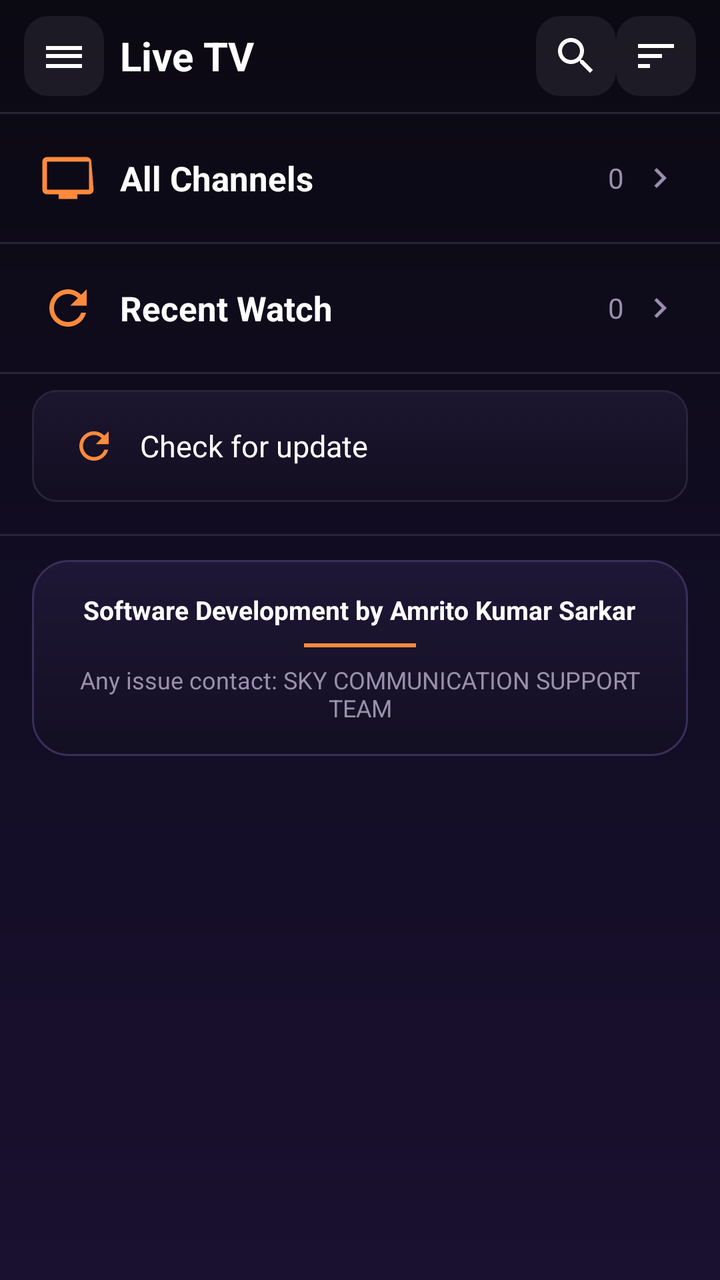
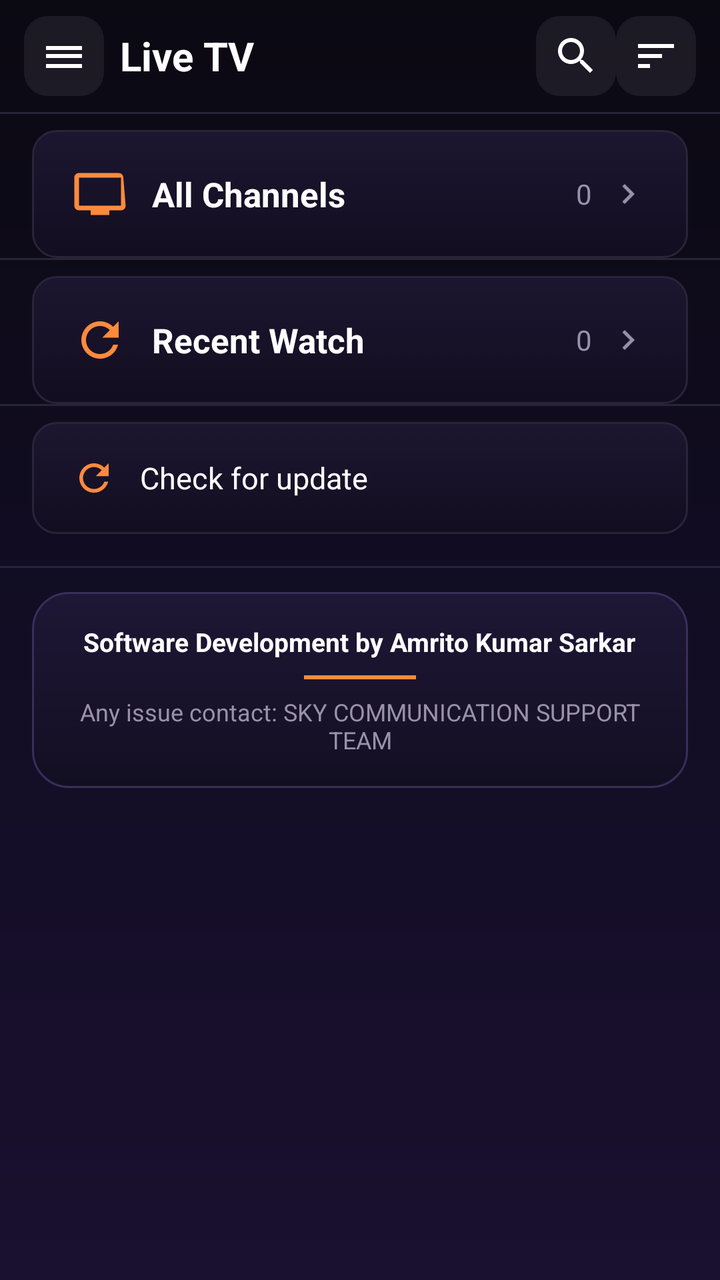

Compare the two renders of this Android layout. The source of the first and the diff that turns it into the second are given below.
<!-- AndroidManifest.xml: application theme Theme.IPTVPlayer -->
<!-- res/layout/activity_main.xml -->
<?xml version="1.0" encoding="utf-8"?>
<LinearLayout
    xmlns:android="http://schemas.android.com/apk/res/android"
    xmlns:app="http://schemas.android.com/apk/res-auto"
    android:layout_width="match_parent"
    android:layout_height="match_parent"
    android:orientation="vertical"
    android:background="@drawable/bg_app_gradient">

    
    <LinearLayout
        android:layout_width="match_parent"
        android:layout_height="56dp"
        android:orientation="horizontal"
        android:gravity="center_vertical"
        android:paddingHorizontal="12dp"
        android:background="@android:color/transparent">

        <ImageButton
            android:id="@+id/btnMenu"
            android:layout_width="40dp"
            android:layout_height="40dp"
            android:background="@drawable/bg_icon_chip"
            android:src="@drawable/ic_menu"
            android:tint="@color/colorChannelName"
            android:contentDescription="Menu"
            android:focusable="true" />

        <TextView
            android:layout_width="0dp"
            android:layout_height="wrap_content"
            android:layout_weight="1"
            android:layout_marginStart="8dp"
            android:text="@string/live_tv"
            android:textColor="@color/colorChannelName"
            android:textSize="20sp"
            android:textStyle="bold" />

        <ImageButton
            android:id="@+id/btnSearch"
            android:layout_width="40dp"
            android:layout_height="40dp"
            android:background="@drawable/bg_icon_chip"
            android:src="@drawable/ic_search"
            android:tint="@color/colorChannelName"
            android:contentDescription="Search"
            android:focusable="true" />

        <ImageButton
            android:id="@+id/btnSort"
            android:layout_width="40dp"
            android:layout_height="40dp"
            android:background="@drawable/bg_icon_chip"
            android:src="@drawable/ic_sort"
            android:tint="@color/colorChannelName"
            android:contentDescription="Sort"
            android:focusable="true" />

    </LinearLayout>

    
    <View
        android:layout_width="match_parent"
        android:layout_height="1dp"
        android:background="@color/colorDivider" />

    
    <LinearLayout
        android:id="@+id/rowAllChannels"
        android:layout_width="match_parent"
        android:layout_height="64dp"
        android:orientation="horizontal"
        android:gravity="center_vertical"
        android:paddingHorizontal="20dp"
        android:focusable="true"
        android:focusableInTouchMode="false"
        android:nextFocusDown="@id/rowRecentWatch"
        android:background="@drawable/bg_row_selector">

        <ImageView
            android:layout_width="28dp"
            android:layout_height="28dp"
            android:src="@drawable/ic_tv"
            android:tint="@color/colorOrange"
            android:layout_marginEnd="12dp" />

        <TextView
            android:layout_width="0dp"
            android:layout_height="wrap_content"
            android:layout_weight="1"
            android:text="@string/all_channels"
            android:textColor="@color/colorChannelName"
            android:textSize="17sp"
            android:textStyle="bold" />

        <TextView
            android:id="@+id/tvAllCount"
            android:layout_width="wrap_content"
            android:layout_height="wrap_content"
            android:text="0"
            android:textColor="@color/colorSubText"
            android:textSize="14sp"
            android:layout_marginEnd="8dp" />

        <ImageView
            android:layout_width="20dp"
            android:layout_height="20dp"
            android:src="@drawable/ic_arrow_forward"
            android:tint="@color/colorSubText" />

    </LinearLayout>

    
    <View
        android:layout_width="match_parent"
        android:layout_height="1dp"
        android:background="@color/colorDivider" />

    
    <LinearLayout
        android:id="@+id/rowRecentWatch"
        android:layout_width="match_parent"
        android:layout_height="64dp"
        android:orientation="horizontal"
        android:gravity="center_vertical"
        android:paddingHorizontal="20dp"
        android:focusable="true"
        android:focusableInTouchMode="false"
        android:nextFocusUp="@id/rowAllChannels"
        android:background="@drawable/bg_row_selector">

        <ImageView
            android:layout_width="28dp"
            android:layout_height="28dp"
            android:src="@drawable/ic_refresh"
            android:tint="@color/colorOrange"
            android:layout_marginEnd="12dp" />

        <TextView
            android:layout_width="0dp"
            android:layout_height="wrap_content"
            android:layout_weight="1"
            android:text="@string/recent_watch"
            android:textColor="@color/colorChannelName"
            android:textSize="17sp"
            android:textStyle="bold" />

        <TextView
            android:id="@+id/tvRecentCount"
            android:layout_width="wrap_content"
            android:layout_height="wrap_content"
            android:text="0"
            android:textColor="@color/colorSubText"
            android:textSize="14sp"
            android:layout_marginEnd="8dp" />

        <ImageView
            android:layout_width="20dp"
            android:layout_height="20dp"
            android:src="@drawable/ic_arrow_forward"
            android:tint="@color/colorSubText" />

    </LinearLayout>

    
    <View
        android:layout_width="match_parent"
        android:layout_height="1dp"
        android:background="@color/colorDivider" />

    
    <LinearLayout
        android:id="@+id/rowCheckUpdate"
        android:layout_width="match_parent"
        android:layout_height="56dp"
        android:layout_marginStart="16dp"
        android:layout_marginEnd="16dp"
        android:layout_marginTop="8dp"
        android:background="@drawable/bg_update_row"
        android:clickable="true"
        android:focusable="true"
        android:gravity="center_vertical"
        android:orientation="horizontal"
        android:paddingHorizontal="20dp">

        <ImageView
            android:layout_width="22dp"
            android:layout_height="22dp"
            android:layout_marginEnd="12dp"
            android:src="@drawable/ic_refresh"
            android:tint="@color/colorOrange" />

        <TextView
            android:layout_width="0dp"
            android:layout_height="wrap_content"
            android:layout_weight="1"
            android:text="@string/check_for_update"
            android:textColor="@color/colorChannelName"
            android:textSize="15sp" />

        <TextView
            android:id="@+id/tvAppVersion"
            android:layout_width="wrap_content"
            android:layout_height="wrap_content"
            android:textColor="@color/colorSubText"
            android:textSize="12sp" />

    </LinearLayout>

    
    <TextView
        android:id="@+id/tvCheckResult"
        android:layout_width="match_parent"
        android:layout_height="wrap_content"
        android:layout_marginStart="16dp"
        android:layout_marginEnd="16dp"
        android:layout_marginTop="8dp"
        android:background="@drawable/bg_status_gradient"
        android:gravity="center"
        android:padding="10dp"
        android:textColor="@color/colorOrange"
        android:textSize="12sp"
        android:visibility="gone" />

    
    <TextView
        android:id="@+id/tvUpdateStatus"
        android:layout_width="match_parent"
        android:layout_height="wrap_content"
        android:layout_marginStart="16dp"
        android:layout_marginEnd="16dp"
        android:layout_marginTop="8dp"
        android:padding="10dp"
        android:textColor="@color/colorOrange"
        android:textSize="13sp"
        android:gravity="center"
        android:background="@drawable/bg_status_gradient"
        android:visibility="gone" />

    
    <View
        android:layout_width="match_parent"
        android:layout_height="1dp"
        android:layout_marginTop="16dp"
        android:background="@color/colorDivider" />

    <LinearLayout
        android:layout_width="match_parent"
        android:layout_height="wrap_content"
        android:layout_marginStart="16dp"
        android:layout_marginEnd="16dp"
        android:layout_marginTop="12dp"
        android:layout_marginBottom="12dp"
        android:orientation="vertical"
        android:gravity="center"
        android:padding="16dp"
        android:background="@drawable/bg_dialog">

        <TextView
            android:layout_width="wrap_content"
            android:layout_height="wrap_content"
            android:text="@string/developer_credit"
            android:textColor="@color/colorChannelName"
            android:textSize="13sp"
            android:textStyle="bold"
            android:gravity="center" />

        <View
            android:layout_width="56dp"
            android:layout_height="2dp"
            android:layout_marginTop="8dp"
            android:layout_marginBottom="8dp"
            android:background="@color/colorOrange" />

        <TextView
            android:layout_width="wrap_content"
            android:layout_height="wrap_content"
            android:text="@string/support_credit"
            android:textColor="@color/colorSubText"
            android:textSize="12sp"
            android:gravity="center" />

    </LinearLayout>

</LinearLayout>
<!-- resources referenced by this layout -->
<resources>
  <color name="colorChannelName">#FFFFFF</color>
  <color name="colorDivider">#2A2438</color>
  <color name="colorOrange">#FF8A3C</color>
  <color name="colorSubText">#9A90AC</color>
  <!-- drawable bg_app_gradient (drawable) -->
  <?xml version="1.0" encoding="utf-8"?>
  <shape xmlns:android="http://schemas.android.com/apk/res/android"
      android:shape="rectangle">
      <gradient
          android:angle="270"
          android:startColor="@color/colorGradientBgStart"
          android:centerColor="#120D24"
          android:endColor="@color/colorGradientBgEnd"
          android:type="linear" />
  </shape>
  <!-- drawable bg_row_selector (drawable) -->
  <?xml version="1.0" encoding="utf-8"?>
  <selector xmlns:android="http://schemas.android.com/apk/res/android">
      <item android:state_focused="true">
          <shape>
              <gradient
                  android:angle="0"
                  android:startColor="#40FF9A3C"
                  android:endColor="#40E8388A" />
              <stroke android:width="2dp" android:color="@color/colorOrange" />
              <corners android:radius="10dp" />
          </shape>
      </item>
      <item android:state_pressed="true">
          <shape>
              <gradient
                  android:angle="0"
                  android:startColor="#26FF9A3C"
                  android:endColor="#26E8388A" />
              <corners android:radius="10dp" />
          </shape>
      </item>
      <item>
          <shape>
              <solid android:color="@android:color/transparent" />
          </shape>
      </item>
  </selector>
  <!-- drawable ic_arrow_forward (drawable) -->
  <?xml version="1.0" encoding="utf-8"?>
  <vector xmlns:android="http://schemas.android.com/apk/res/android"
      android:width="24dp" android:height="24dp"
      android:viewportWidth="24" android:viewportHeight="24">
      <path android:fillColor="#FFFFFF"
          android:pathData="M10,6L8.59,7.41 13.17,12l-4.58,4.59L10,18l6,-6z"/>
  </vector>
  <!-- drawable ic_menu (drawable) -->
  <?xml version="1.0" encoding="utf-8"?>
  <vector xmlns:android="http://schemas.android.com/apk/res/android"
      android:width="24dp" android:height="24dp"
      android:viewportWidth="24" android:viewportHeight="24">
      <path android:fillColor="#FFFFFF"
          android:pathData="M3,18h18v-2H3v2zm0-5h18v-2H3v2zM3,7v2h18V7H3z"/>
  </vector>
  <!-- drawable ic_sort (drawable) -->
  <?xml version="1.0" encoding="utf-8"?>
  <vector xmlns:android="http://schemas.android.com/apk/res/android"
      android:width="24dp" android:height="24dp"
      android:viewportWidth="24" android:viewportHeight="24">
      <path android:fillColor="#FFFFFF"
          android:pathData="M3,18h6v-2H3v2zM3,6v2h18V6H3zM3,13h12v-2H3v2z"/>
  </vector>
  <string name="all_channels">All Channels</string>
  <string name="check_for_update">Check for update</string>
  <string name="developer_credit">Software Development by Amrito Kumar Sarkar</string>
  <string name="live_tv">Live TV</string>
  <string name="recent_watch">Recent Watch</string>
  <string name="support_credit">Any issue contact: SKY COMMUNICATION SUPPORT TEAM</string>
  <color name="colorGradientBgStart">#0B0912</color>
  <color name="colorGradientBgEnd">#1A1030</color>
  <color name="colorGradientCardStart">#1C1630</color>
  <color name="colorGradientCardEnd">#120E20</color>
  <color name="colorPrimary">#FF8A3C</color>
  <color name="colorPrimaryVariant">#E06A1F</color>
  <color name="colorOnPrimary">#FFFFFF</color>
  <color name="colorSecondary">#E8388A</color>
  <color name="colorOnSecondary">#FFFFFF</color>
  <color name="colorBackground">#0B0912</color>
  <color name="colorSurface">#171322</color>
  <color name="colorOnSurface">#F6F1FF</color>
  <color name="colorError">#FF5C8A</color>
  <color name="colorGradientStart">#FF9A3C</color>
  <color name="colorGradientEnd">#E8388A</color>
  <!-- unchanged entries left out for length: 10 -->
</resources>

<!-- the commit's change to res/layout/activity_main.xml (unified diff, before → after) -->
@@ -69,13 +69,16 @@
         android:id="@+id/rowAllChannels"
         android:layout_width="match_parent"
         android:layout_height="64dp"
+        android:layout_marginStart="16dp"
+        android:layout_marginEnd="16dp"
+        android:layout_marginTop="8dp"
         android:orientation="horizontal"
         android:gravity="center_vertical"
         android:paddingHorizontal="20dp"
         android:focusable="true"
         android:focusableInTouchMode="false"
         android:nextFocusDown="@id/rowRecentWatch"
-        android:background="@drawable/bg_row_selector">
+        android:background="@drawable/bg_update_row">
 
         <ImageView
             android:layout_width="28dp"
@@ -121,13 +124,16 @@
         android:id="@+id/rowRecentWatch"
         android:layout_width="match_parent"
         android:layout_height="64dp"
+        android:layout_marginStart="16dp"
+        android:layout_marginEnd="16dp"
+        android:layout_marginTop="8dp"
         android:orientation="horizontal"
         android:gravity="center_vertical"
         android:paddingHorizontal="20dp"
         android:focusable="true"
         android:focusableInTouchMode="false"
         android:nextFocusUp="@id/rowAllChannels"
-        android:background="@drawable/bg_row_selector">
+        android:background="@drawable/bg_update_row">
 
         <ImageView
             android:layout_width="28dp"
<!-- resource entries referenced after the edit -->
@@ -15,34 +15,6 @@
           android:endColor="@color/colorGradientBgEnd"
           android:type="linear" />
   </shape>
-  <!-- drawable bg_row_selector (drawable) -->
-  <?xml version="1.0" encoding="utf-8"?>
-  <selector xmlns:android="http://schemas.android.com/apk/res/android">
-      <item android:state_focused="true">
-          <shape>
-              <gradient
-                  android:angle="0"
-                  android:startColor="#40FF9A3C"
-                  android:endColor="#40E8388A" />
-              <stroke android:width="2dp" android:color="@color/colorOrange" />
-              <corners android:radius="10dp" />
-          </shape>
-      </item>
-      <item android:state_pressed="true">
-          <shape>
-              <gradient
-                  android:angle="0"
-                  android:startColor="#26FF9A3C"
-                  android:endColor="#26E8388A" />
-              <corners android:radius="10dp" />
-          </shape>
-      </item>
-      <item>
-          <shape>
-              <solid android:color="@android:color/transparent" />
-          </shape>
-      </item>
-  </selector>
   <!-- drawable ic_arrow_forward (drawable) -->
   <?xml version="1.0" encoding="utf-8"?>
   <vector xmlns:android="http://schemas.android.com/apk/res/android"
